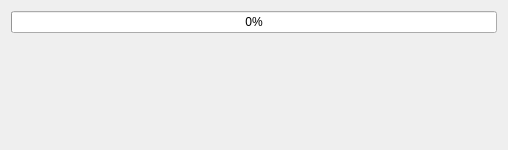
The window that src/autoupdatedialog.ui (ic005k/Knot-Legacy) describes before a commit, drawn with Qt 5.
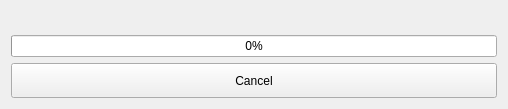
The same window after the commit.

The edit to the form file:
```diff
--- a/src/autoupdatedialog.ui
+++ b/src/autoupdatedialog.ui
@@ -7,24 +7,43 @@
     <x>0</x>
     <y>0</y>
     <width>508</width>
-    <height>150</height>
+    <height>109</height>
    </rect>
   </property>
   <property name="windowTitle">
    <string>Xiasl</string>
   </property>
-  <layout class="QGridLayout" name="gridLayout">
-   <item row="0" column="0">
+  <layout class="QVBoxLayout" name="verticalLayout">
+   <item>
+    <widget class="QLabel" name="lblTxt">
+     <property name="text">
+      <string/>
+     </property>
+    </widget>
+   </item>
+   <item>
     <widget class="QProgressBar" name="progressBar">
      <property name="value">
       <number>0</number>
      </property>
     </widget>
    </item>
-   <item row="1" column="0">
-    <widget class="QLabel" name="lblTxt">
+   <item>
+    <widget class="QToolButton" name="btnCancel">
+     <property name="sizePolicy">
+      <sizepolicy hsizetype="Preferred" vsizetype="Fixed">
+       <horstretch>0</horstretch>
+       <verstretch>0</verstretch>
+      </sizepolicy>
+     </property>
+     <property name="minimumSize">
+      <size>
+       <width>0</width>
+       <height>35</height>
+      </size>
+     </property>
      <property name="text">
-      <string/>
+      <string>Cancel</string>
      </property>
     </widget>
    </item>
```
